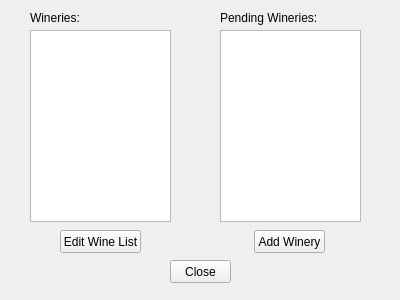
First picture: the form in adminportal.ui, repository DuncanBauer/WineryTours, before the edit.
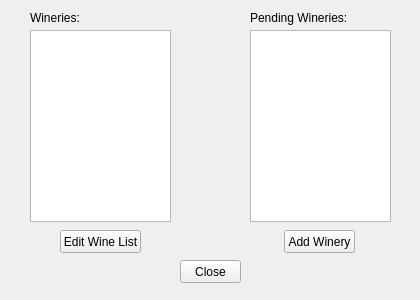
Second picture: the form after the edit.

Patch:
```diff
--- a/adminportal.ui
+++ b/adminportal.ui
@@ -6,7 +6,7 @@
    <rect>
     <x>0</x>
     <y>0</y>
-    <width>400</width>
+    <width>420</width>
     <height>300</height>
    </rect>
   </property>
@@ -16,7 +16,7 @@
   <widget class="QPushButton" name="addWinery">
    <property name="geometry">
     <rect>
-     <x>254</x>
+     <x>284</x>
      <y>230</y>
      <width>71</width>
      <height>23</height>
@@ -52,7 +52,7 @@
   <widget class="QListWidget" name="pendingWineries">
    <property name="geometry">
     <rect>
-     <x>220</x>
+     <x>250</x>
      <y>30</y>
      <width>141</width>
      <height>192</height>
@@ -75,7 +75,7 @@
   <widget class="QLabel" name="label_2">
    <property name="geometry">
     <rect>
-     <x>220</x>
+     <x>250</x>
      <y>10</y>
      <width>121</width>
      <height>16</height>
@@ -88,7 +88,7 @@
   <widget class="QPushButton" name="pushButton">
    <property name="geometry">
     <rect>
-     <x>170</x>
+     <x>180</x>
      <y>260</y>
      <width>61</width>
      <height>23</height>
```
